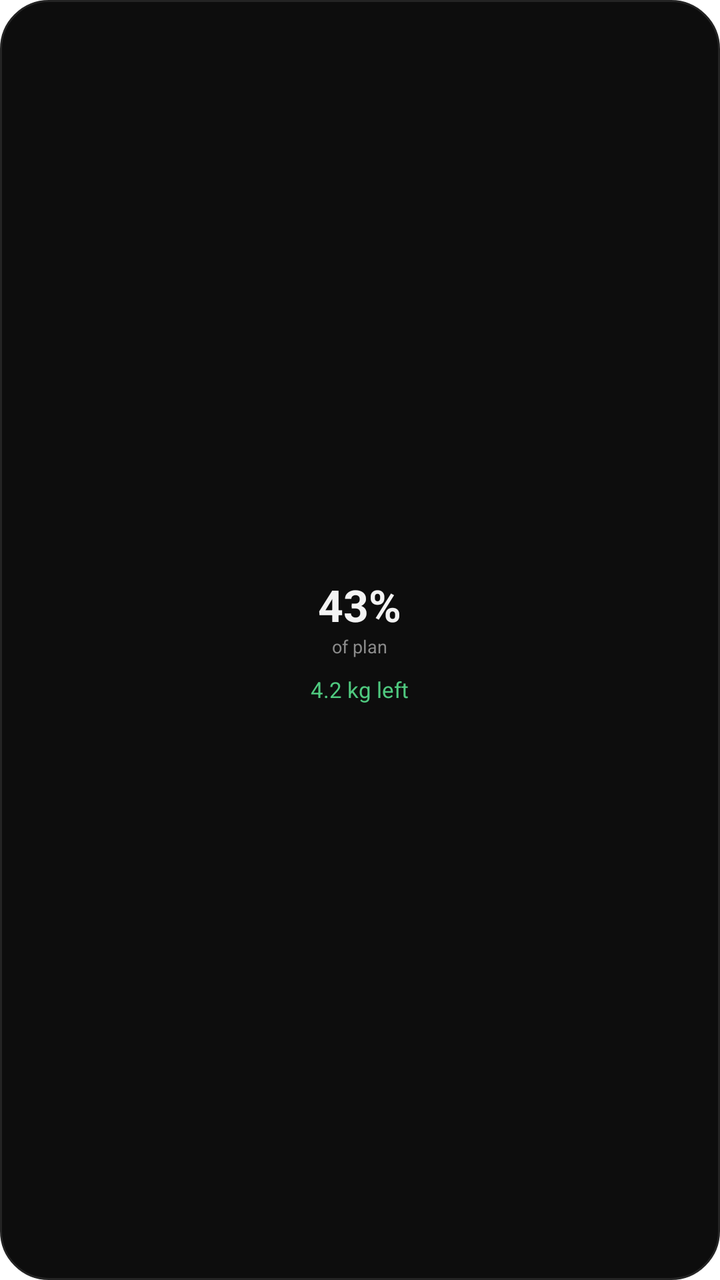
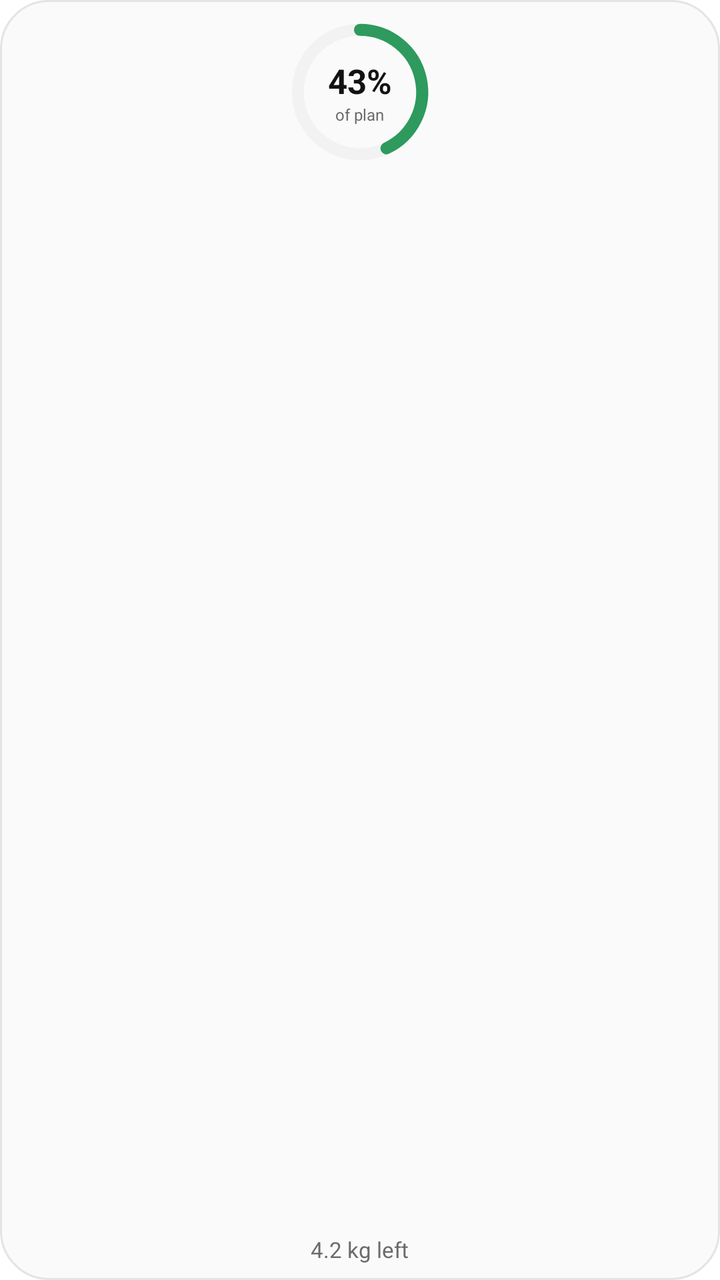

Before-and-after screenshots of an Android layout around one commit, followed by the original layout XML and the change that was made.
<!-- AndroidManifest.xml: application theme Theme.WeightTracker -->
<!-- res/layout/widget_preview_ring.xml -->
<?xml version="1.0" encoding="utf-8"?>

<LinearLayout xmlns:android="http://schemas.android.com/apk/res/android"
    android:layout_width="110dp"
    android:layout_height="110dp"
    android:orientation="vertical"
    android:gravity="center"
    android:padding="14dp"
    android:background="@drawable/widget_preview_bg">
    <TextView android:layout_width="wrap_content" android:layout_height="wrap_content"
        android:text="43%" android:textSize="22sp" android:textColor="#F3F3F3"
        android:textStyle="bold" android:layout_marginTop="0dp" />
    <TextView android:layout_width="wrap_content" android:layout_height="wrap_content"
        android:text="of plan" android:textSize="9sp" android:textColor="#8B8B8B"
        android:textStyle="normal" android:layout_marginTop="0dp" />
    <TextView android:layout_width="wrap_content" android:layout_height="wrap_content"
        android:text="4.2 kg left" android:textSize="11sp" android:textColor="#4FC97F"
        android:textStyle="normal" android:layout_marginTop="8dp" />
</LinearLayout>
<!-- resources referenced by this layout -->
<resources>
  <!-- drawable widget_preview_bg (drawable) -->
  <?xml version="1.0" encoding="utf-8"?>
  
  <shape xmlns:android="http://schemas.android.com/apk/res/android" android:shape="rectangle">
      <solid android:color="#0D0D0D" />
      <stroke android:width="1dp" android:color="#242424" />
      <corners android:radius="24dp" />
  </shape>
  <style name="Theme.WeightTracker" parent="@android:style/Theme.Material.NoActionBar">
          <item name="android:windowBackground">@color/window_background</item>
          <item name="android:statusBarColor">@android:color/transparent</item>
          <item name="android:navigationBarColor">@android:color/transparent</item>
          <item name="android:windowDrawsSystemBarBackgrounds">true</item>
      </style>
  <color name="window_background">#FFFFFFFF</color>
</resources>

<!-- the commit's change to res/layout/widget_preview_ring.xml (unified diff, before → after) -->
@@ -1,19 +1,34 @@
 <?xml version="1.0" encoding="utf-8"?>
 
-<LinearLayout xmlns:android="http://schemas.android.com/apk/res/android"
+<FrameLayout xmlns:android="http://schemas.android.com/apk/res/android"
     android:layout_width="110dp"
     android:layout_height="110dp"
-    android:orientation="vertical"
-    android:gravity="center"
-    android:padding="14dp"
+    android:padding="8dp"
     android:background="@drawable/widget_preview_bg">
-    <TextView android:layout_width="wrap_content" android:layout_height="wrap_content"
-        android:text="43%" android:textSize="22sp" android:textColor="#F3F3F3"
-        android:textStyle="bold" android:layout_marginTop="0dp" />
-    <TextView android:layout_width="wrap_content" android:layout_height="wrap_content"
-        android:text="of plan" android:textSize="9sp" android:textColor="#8B8B8B"
-        android:textStyle="normal" android:layout_marginTop="0dp" />
-    <TextView android:layout_width="wrap_content" android:layout_height="wrap_content"
-        android:text="4.2 kg left" android:textSize="11sp" android:textColor="#4FC97F"
-        android:textStyle="normal" android:layout_marginTop="8dp" />
-</LinearLayout>
+
+    <ImageView
+        android:layout_width="76dp"
+        android:layout_height="76dp"
+        android:layout_gravity="center_horizontal|top"
+        android:src="@drawable/widget_preview_ring_art"
+        android:contentDescription="@null" />
+
+    <LinearLayout
+        android:layout_width="76dp"
+        android:layout_height="76dp"
+        android:layout_gravity="center_horizontal|top"
+        android:orientation="vertical"
+        android:gravity="center">
+        <TextView android:layout_width="wrap_content" android:layout_height="wrap_content"
+            android:text="43%" android:textSize="17sp" android:textStyle="bold"
+            android:textColor="@color/widget_preview_on_surface" />
+        <TextView android:layout_width="wrap_content" android:layout_height="wrap_content"
+            android:text="of plan" android:textSize="8sp" android:textColor="@color/widget_preview_muted" />
+    </LinearLayout>
+
+    <TextView
+        android:layout_width="wrap_content"
+        android:layout_height="wrap_content"
+        android:layout_gravity="center_horizontal|bottom"
+        android:text="4.2 kg left" android:textSize="11sp" android:textColor="@color/widget_preview_muted" />
+</FrameLayout>
<!-- resource entries referenced after the edit -->
@@ -1,19 +1,41 @@
 <!-- resources referenced by this layout -->
 <resources>
+  <color name="widget_preview_muted">#FF6B6B6B</color>
+  <color name="widget_preview_on_surface">#FF121212</color>
   <!-- drawable widget_preview_bg (drawable) -->
   <?xml version="1.0" encoding="utf-8"?>
   
   <shape xmlns:android="http://schemas.android.com/apk/res/android" android:shape="rectangle">
-      <solid android:color="#0D0D0D" />
-      <stroke android:width="1dp" android:color="#242424" />
+      <solid android:color="@color/widget_preview_bg" />
+      <stroke android:width="1dp" android:color="@color/widget_preview_outline" />
       <corners android:radius="24dp" />
   </shape>
+  <!-- drawable widget_preview_ring_art (drawable) -->
+  <?xml version="1.0" encoding="utf-8"?>
+  
+  <vector xmlns:android="http://schemas.android.com/apk/res/android"
+      android:width="88dp" android:height="88dp"
+      android:viewportWidth="88" android:viewportHeight="88">
+      <path
+          android:pathData="M8,44 a36,36 0 1,0 72,0 a36,36 0 1,0 -72,0"
+          android:strokeColor="@color/widget_preview_track"
+          android:strokeWidth="7" />
+      <path
+          android:pathData="M44,8 A36,36 0 0,1 59.33,76.57"
+          android:strokeColor="@color/widget_preview_accent"
+          android:strokeWidth="7"
+          android:strokeLineCap="round" />
+  </vector>
   <style name="Theme.WeightTracker" parent="@android:style/Theme.Material.NoActionBar">
           <item name="android:windowBackground">@color/window_background</item>
           <item name="android:statusBarColor">@android:color/transparent</item>
           <item name="android:navigationBarColor">@android:color/transparent</item>
           <item name="android:windowDrawsSystemBarBackgrounds">true</item>
       </style>
+  <color name="widget_preview_bg">#FFFAFAFA</color>
+  <color name="widget_preview_outline">#FFE4E4E4</color>
+  <color name="widget_preview_track">#FFF2F2F2</color>
+  <color name="widget_preview_accent">#FF2E9A5E</color>
   <color name="window_background">#FFFFFFFF</color>
 </resources>
 
